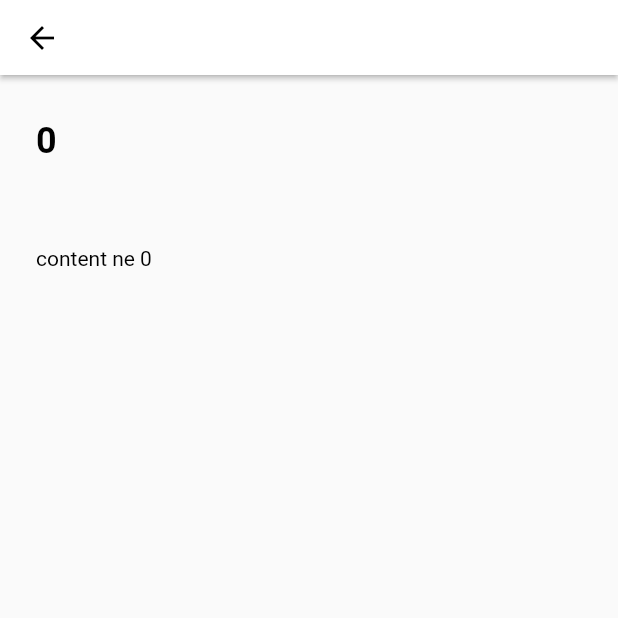
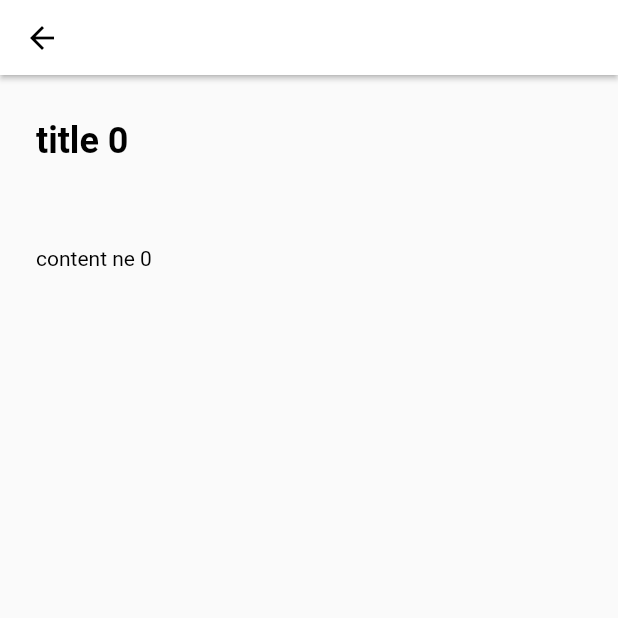
Before and after one commit to ntxmai5220/flutter-todo-app, a Flutter app: the screen it shows after launch, after a tap on an icon or button, on a phone screen of 412 x 824 dp, the top half of it. Run offline on Flutter 3.47's test engine with Material 2 defaults, Android fonts, the phone set to English and light mode, and no system bars.

Commit message:
use provider

```diff
--- /dev/null
+++ b/lib/data/note_data.dart
@@ -0,0 +1,13 @@
+import 'package:flutter_todo_app/models/note_model.dart';
+
+class Data {
+  static List<Note> notes = [];
+
+  static List<Note> genData() {
+    int i = 0;
+    while (i < 2) {
+      notes.add(Note(title: 'title $i', content: 'content ne ${i++}'));
+    }
+    return notes;
+  }
+}
--- a/lib/main.dart
+++ b/lib/main.dart
@@ -1,8 +1,11 @@
 import 'package:flutter/material.dart';
-import 'package:flutter_todo_app/pages/edit_note_page.dart';
-import 'package:flutter_todo_app/pages/home_page.dart';
+import 'package:flutter_todo_app/data/note_data.dart';
+import 'package:flutter_todo_app/pages/pages.dart';
+import 'package:flutter_todo_app/providers/providers.dart';
+import 'package:provider/provider.dart';
 
 void main() {
+  Data.genData();
   runApp(MyApp());
 }
 
@@ -10,12 +13,22 @@ class MyApp extends StatelessWidget {
   // This widget is the root of your application.
   @override
   Widget build(BuildContext context) {
-    return MaterialApp(
-      title: 'Flutter Demo',
-      theme: ThemeData(
-        primarySwatch: Colors.grey,
+    return MultiProvider(
+      providers: [
+        ChangeNotifierProvider(
+          create: (_)=>NoteProvider()..fetch(),
+        ),
+        ChangeNotifierProvider(
+          create: (_) => EditProvider(),
+        ),
+      ],
+      child: MaterialApp(
+        title: 'Flutter Demo',
+        theme: ThemeData(
+          primarySwatch: Colors.grey,
+        ),
+        home: HomePage(),
       ),
-      home: HomePage(),
     );
   }
 }
--- a/lib/pages/edit_note_page.dart
+++ b/lib/pages/edit_note_page.dart
@@ -1,133 +1,33 @@
 import 'package:flutter/material.dart';
+import 'package:flutter_todo_app/models/note_model.dart';
+import 'package:flutter_todo_app/providers/note_provider.dart';
+import 'package:flutter_todo_app/providers/providers.dart';
 import 'package:flutter_todo_app/values/app_styles.dart';
+import 'package:provider/provider.dart';
 
-class EditNotePage extends StatefulWidget {
-  final bool isEdit;
+class EditNotePage extends StatelessWidget {
   final int index;
-  const EditNotePage({Key? key, this.isEdit = true, required this.index})
-      : super(key: key);
-
-  @override
-  _EditNotePageState createState() => _EditNotePageState();
-}
-
-class _EditNotePageState extends State<EditNotePage> {
-  late TextEditingController _titleController;
-  late TextEditingController _noteController;
-  //late FocusNode _focusNode;
-  late bool isEditMode;
-  bool isEditing = false;
-  @override
-  void initState() {
-    // TODO: implement initState
-    _titleController = TextEditingController();
-    _noteController = TextEditingController();
-    //_focusNode = FocusNode();
-    isEditMode = widget.isEdit;
-    _noteController.text = widget.isEdit ? 'content ne ${widget.index} ' : '';
-    _titleController.text = widget.isEdit ? '${widget.index}' : '';
-    super.initState();
-  }
-
-  @override
-  void dispose() {
-    // TODO: implement dispose
-    _titleController.dispose();
-    _noteController.dispose();
-    super.dispose();
-  }
+  const EditNotePage({Key? key, required this.index}) : super(key: key);
 
   @override
   Widget build(BuildContext context) {
-    return Scaffold(
-      resizeToAvoidBottomInset: true,
-      appBar: buildAppBar(),
-      body: buildBody(),
-      bottomSheet: buildBottom(),
-    );
+    bool isEditing() => !context.watch<EditProvider>().isView;
+    bool isUpdate() => context.watch<EditProvider>().isUpdate;
+    Note note;
+    if (index != -1) {
+      note = context.watch<NoteProvider>().notes[index];
+    } else {
+      if (isUpdate()) {
+        int len = context.watch<NoteProvider>().notes.length - 1;
+        note = context.watch<NoteProvider>().notes[len];
+      } else {
+        note = Note(title: '', content: '');
       }
-
-  buildAppBar() {
-    return AppBar(
-      elevation: 1.5,
-      toolbarHeight: 50,
-      backgroundColor: Colors.white,
-      // title: Text(
-      //   'Notes',
-      //   style: AppStyles.title,
-      // ),
-      // centerTitle: true,
-    );
     }
-
-  buildBody() {
-    return Container(
-      padding: EdgeInsets.fromLTRB(24, 20, 24, 50),
-      child: Column(
-        children: [
-          TextField(
-            enabled: isEditing || !isEditMode,
-            controller: _titleController,
-            maxLines: null,
-            style: AppStyles.detailTitle,
-            // cursorHeight: 30,
-            decoration: InputDecoration(
-                contentPadding: EdgeInsets.all(0),
-                border: InputBorder.none,
-                hintText: 'Title',
-                hintStyle: AppStyles.detailTitle
-                    .copyWith(color: Color.fromRGBO(217, 217, 217, 1))),
-          ),
-          SizedBox(height: 30),
-          Expanded(
-            child: TextField(
-              enabled: isEditing || !isEditMode,
-              controller: _noteController,
-              autofocus: !widget.isEdit,
-              maxLines: null,
-              style: AppStyles.normal,
-              // cursorHeight: 30,s
-              decoration: InputDecoration(
-                  contentPadding: EdgeInsets.all(0),
-                  border: InputBorder.none,
-                  hintText: 'Note',
-                  hintStyle: AppStyles.normal
-                      .copyWith(color: Color.fromRGBO(217, 217, 217, 1))),
-            ),
-          ),
-          SizedBox(height: 10),
-        ],
-      ),
-    );
-  }
-
-  buildBottom() {
-    return Material(
-      elevation: 10,
-      child: Container(
-        alignment: Alignment.center,
-        height: 50,
-        width: double.maxFinite,
-        child: Row(
-          children: isEditMode ? buildEditBottom() : [buildSaveBtn(createNode)],
-        ),
-      ),
-    );
-  }
-
-  List<Widget> buildEditBottom() {
-    return [
-      buildDeleteBtn(deleteNote),
-      VerticalDivider(
-        indent: 10,
-        endIndent: 10,
-        width: 0,
-      ),
-      !isEditing
-          ? buildEditBtn(editNote)
-          : buildSaveBtn(saveNote) // or buildSaveBtn(saveNote)
-    ];
-  }
+    TextEditingController _titleController =
+        TextEditingController(text: note.title);
+    TextEditingController _noteController =
+        TextEditingController(text: note.content);
 
     buildDeleteBtn(VoidCallback action) {
       return Expanded(
@@ -145,7 +45,10 @@ class _EditNotePageState extends State<EditNotePage> {
       );
     }
 
-  void deleteNote() {}
+    void deleteNote() {
+      context.read<NoteProvider>().remove(this.index);
+      Navigator.pop(context);
+    }
 
     buildEditBtn(VoidCallback action) {
       return Expanded(
@@ -163,9 +66,8 @@ class _EditNotePageState extends State<EditNotePage> {
     }
 
     void editNote() {
-    setState(() {
-      isEditing = true;
-    });
+      debugPrint('edit');
+      context.read<EditProvider>().toggleState();
     }
 
     buildSaveBtn(VoidCallback action) {
@@ -185,14 +87,94 @@ class _EditNotePageState extends State<EditNotePage> {
     }
 
     void saveNote() {
-    setState(() {
-      isEditing = false;
-    });
+      debugPrint('save');
+      int id = index == -1
+          ? context.watch<NoteProvider>().notes.length - 1
+          : this.index;
+      context.read<NoteProvider>().update(id,
+          Note(title: _titleController.text, content: _noteController.text));
+      context.read<EditProvider>().toggleState();
     }
 
-  void createNode() {
-    setState(() {
-      isEditMode = true;
-    });
+    void createNote() {
+      debugPrint('create');
+      context.read<NoteProvider>().add(
+          Note(title: _titleController.text, content: _noteController.text));
+      context.read<EditProvider>().toggleState();
+      context.read<EditProvider>().setMode(true);
+    }
+
+    List<Widget> buildEditBottom() {
+      return [
+        buildDeleteBtn(deleteNote),
+        VerticalDivider(
+          indent: 10,
+          endIndent: 10,
+          width: 0,
+        ),
+        context.watch<EditProvider>().isView
+            ? buildEditBtn(editNote)
+            : buildSaveBtn(saveNote) // or buildSaveBtn(saveNote)
+      ];
+    }
+
+    return Scaffold(
+      resizeToAvoidBottomInset: true,
+      appBar: AppBar(
+        elevation: 1.5,
+        toolbarHeight: 50,
+        backgroundColor: Colors.white,
+      ),
+      body: Container(
+        padding: EdgeInsets.fromLTRB(24, 20, 24, 50),
+        child: Column(
+          children: [
+            TextField(
+              enabled: isEditing() || !isUpdate(),
+              controller: _titleController,
+              maxLines: null,
+              style: AppStyles.detailTitle,
+              // cursorHeight: 30,
+              decoration: InputDecoration(
+                  contentPadding: EdgeInsets.all(0),
+                  border: InputBorder.none,
+                  hintText: 'Title',
+                  hintStyle: AppStyles.detailTitle
+                      .copyWith(color: Color.fromRGBO(217, 217, 217, 1))),
+            ),
+            SizedBox(height: 30),
+            Expanded(
+              child: TextField(
+                enabled: isEditing() || !isUpdate(),
+                controller: _noteController,
+                // autofocus: !widget.isEdit,
+                maxLines: null,
+                style: AppStyles.normal,
+                // cursorHeight: 30,s
+                decoration: InputDecoration(
+                    contentPadding: EdgeInsets.all(0),
+                    border: InputBorder.none,
+                    hintText: 'Note',
+                    hintStyle: AppStyles.normal
+                        .copyWith(color: Color.fromRGBO(217, 217, 217, 1))),
+              ),
+            ),
+            SizedBox(height: 10),
+          ],
+        ),
+      ),
+      bottomSheet: Material(
+        elevation: 10,
+        child: Container(
+          alignment: Alignment.center,
+          height: 50,
+          width: double.maxFinite,
+          child: Row(
+            children:
+                isUpdate() ? buildEditBottom() : [buildSaveBtn(createNote)],
+          ),
+        ),
+      ),
+    );
   }
 }
--- a/lib/pages/home_page.dart
+++ b/lib/pages/home_page.dart
@@ -1,101 +1,17 @@
 import 'package:flutter/material.dart';
-import 'package:flutter_todo_app/models/note_model.dart';
-import 'package:flutter_todo_app/pages/edit_note_page.dart';
-import 'package:flutter_todo_app/values/app_colors.dart';
-import 'package:flutter_todo_app/values/app_styles.dart';
+import 'package:flutter_todo_app/pages/pages.dart';
+import 'package:flutter_todo_app/providers/providers.dart';
+import 'package:flutter_todo_app/values/values.dart';
 
-class HomePage extends StatefulWidget {
+import 'package:provider/provider.dart';
+import 'package:flutter_todo_app/widgets/note_item.dart';
+
+
+class HomePage extends StatelessWidget {
   const HomePage({Key? key}) : super(key: key);
 
   @override
-  _HomePageState createState() => _HomePageState();
-}
-
-class _HomePageState extends State<HomePage> {
-  List<Note> list = [];
-  List<Note> genData() {
-    List<Note> tmp = [];
-    int i = 0;
-    while (i < 10) {
-      tmp.add(Note(title: 'title $i', content: 'content ne ${i++}'));
-    }
-    return tmp;
-  }
-
-  @override
-  void initState() {
-    // TODO: implement initState
-    list = genData();
-    super.initState();
-  }
-
-  @override
   Widget build(BuildContext context) {
-    return Scaffold(
-      appBar: buildAppBar(),
-      floatingActionButton: buildFAB(newNote),
-      bottomNavigationBar: buildBottom(),
-      body: buildBody(),
-    );
-  }
-
-  buildBottom() {
-    return Material(
-      elevation: 10,
-      child: Container(
-        alignment: Alignment.center,
-        height: 50,
-        width: double.maxFinite,
-        child: Text(
-          '${list.length} notes',
-          style: AppStyles.normal,
-        ),
-      ),
-    );
-  }
-
-  buildFAB(VoidCallback action) {
-    return Container(
-      margin: EdgeInsets.only(bottom: 20, right: 10),
-      child: FloatingActionButton(
-        backgroundColor: Colors.black,
-        elevation: 2,
-        child: Icon(
-          Icons.add,
-          color: Colors.white,
-        ),
-        onPressed: action,
-      ),
-    );
-  }
-
-  buildAppBar() {
-    return AppBar(
-      elevation: 1.5,
-      toolbarHeight: 50,
-      backgroundColor: Colors.white,
-      title: Text(
-        'Notes',
-        style: AppStyles.title,
-      ),
-      centerTitle: true,
-    );
-  }
-
-  buildBody() {
-    return Container(
-      //padding: EdgeInsets.only(bottom: 50),
-      width: double.maxFinite,
-      child: Column(
-        children: [
-          buildSearch(),
-          buildListNote(),
-          //ListView.builder(itemBuilder: )
-        ],
-      ),
-    );
-  }
-
     buildSearch() {
       return Container(
         margin: EdgeInsets.symmetric(vertical: 20, horizontal: 24),
@@ -113,94 +29,67 @@ class _HomePageState extends State<HomePage> {
             ),
             border: OutlineInputBorder(
                 borderRadius: BorderRadius.all(Radius.circular(5)),
-              borderSide:
-                  BorderSide(color: Color.fromRGBO(51, 51, 51, 1), width: 1.0)),
+                borderSide: BorderSide(
+                    color: Color.fromRGBO(51, 51, 51, 1), width: 1.0)),
           ),
         ),
       );
     }
 
-  buildListNote() {
-    return Expanded(
-      child: ListView.builder(
-          itemCount: list.length,
-          itemBuilder: (context, index) => //_tile(index),
-              noteItem(index)),
-    );
+    void newNote() {
+      context.read<EditProvider>().setMode(false);
+      Navigator.push(
+          context,
+          MaterialPageRoute(
+              builder: (_) => EditNotePage(index: -1)));
     }
 
-  noteItem(int index) {
-    Note note = list[index];
-
-    return Container(
-      margin: EdgeInsets.fromLTRB(24, 0, 24, 10),
-      height: 150,
-      decoration: BoxDecoration(
-        //color: AppColors.custom[index % 7],
-        gradient: gradientBG(index),
-        borderRadius: BorderRadius.all(Radius.circular(5)),
-        boxShadow: [
-          BoxShadow(
-            color: Color.fromRGBO(183, 183, 183, 0.15),
-            spreadRadius: 4,
-            blurRadius: 4,
-            offset: Offset(1, 1), // changes position of shadow
-          )
+    return Scaffold(
+      appBar: AppBar(
+        elevation: 1.5,
+        toolbarHeight: 50,
+        backgroundColor: Colors.white,
+        title: Text('Notes', style: AppStyles.title),
+        centerTitle: true,
+      ),
+      floatingActionButton: Container(
+        margin: EdgeInsets.only(bottom: 20, right: 10),
+        child: FloatingActionButton(
+          backgroundColor: Colors.black,
+          elevation: 2,
+          child: Icon(
+            Icons.add,
+            color: Colors.white,
+          ),
+          onPressed: newNote,
+        ),
+      ),
+      bottomNavigationBar: Material(
+        elevation: 10,
+        child: Container(
+          alignment: Alignment.center,
+          height: 50,
+          width: double.maxFinite,
+          child: Text('${context.watch<NoteProvider>().notes.length} notes',
+              style: AppStyles.normal),
+        ),
+      ),
+      body: Container(
+        //padding: EdgeInsets.only(bottom: 50),
+        width: double.maxFinite,
+        child: Column(
+          children: [
+            buildSearch(),
+            Expanded(
+              child: ListView.builder(
+                  itemCount: context.watch<NoteProvider>().notes.length,
+                  itemBuilder: (context, index) => //_tile(index),
+                      NoteItem(index: index)),
+            ),
+            //ListView.builder(itemBuilder: )
           ],
-      ),
-      child: InkWell(
-        splashColor: Colors.black54,
-        onTap: () {
-          editNote(index);
-        },
-        borderRadius: BorderRadius.all(Radius.circular(5)),
-        child: Container(
-          padding: EdgeInsets.symmetric(horizontal: 30, vertical: 19),
-          child: Column(
-            crossAxisAlignment: CrossAxisAlignment.start,
-            children: [
-              Text(
-                '${note.title}',
-                style: AppStyles.title.copyWith(fontWeight: FontWeight.w700),
-                maxLines: 1,
-                overflow: TextOverflow.ellipsis,
-              ),
-              SizedBox(height: 8),
-              Expanded(
-                  child: Text(
-                '${note.content}',
-                style: AppStyles.normal,
-                maxLines: 3,
-                overflow: TextOverflow.ellipsis,
-              )),
-            ],
-          ),
         ),
       ),
     );
   }
-
-  gradientBG(int index) {
-    return LinearGradient(
-      begin: Alignment.topLeft,
-      end: Alignment(0.75, 0), // 10% of the width, so there are ten blinds.
-      colors: <Color>[
-        AppColors.custom[index % 7].withOpacity(0.7),
-        Colors.white
-      ], // red to yellow
-      tileMode: TileMode.repeated, // repeats the gradient over the canvas
-    );
 }
-
-  editNote(int index) {
-    Navigator.push(
-        context, MaterialPageRoute(builder: (_) => EditNotePage(index: index)));
-  }
-
-  void newNote() {
-    Navigator.push(
-        context,
-        MaterialPageRoute(
-            builder: (_) => EditNotePage(isEdit: false, index: -1)));
-  }
-}
--- /dev/null
+++ b/lib/pages/pages.dart
@@ -0,0 +1,2 @@
+export './edit_note_page.dart';
+export './home_page.dart';
--- /dev/null
+++ b/lib/providers/edit_provider.dart
@@ -0,0 +1,19 @@
+import 'package:flutter/material.dart';
+
+class EditProvider extends ChangeNotifier {
+  bool _view = true;
+  late bool _update;
+
+  bool get isView => _view;
+  bool get isUpdate => _update;
+
+  void toggleState() {
+    _view = !_view;
+    notifyListeners();
+  }
+
+  void setMode(bool isUpdate) {
+    _update = isUpdate;
+    notifyListeners();
+  }
+}
--- /dev/null
+++ b/lib/providers/note_provider.dart
@@ -0,0 +1,33 @@
+import 'package:flutter/cupertino.dart';
+import 'package:flutter_todo_app/data/note_data.dart';
+import 'package:flutter_todo_app/models/note_model.dart';
+
+class NoteProvider extends ChangeNotifier {
+  List<Note> _notes = [];
+
+  List<Note> get notes => _notes;
+
+  //fetch
+  void fetch() {
+    _notes = Data.notes;
+    notifyListeners();
+  }
+
+  //update
+  void update(int id, Note note) {
+    _notes[id] = note;
+    notifyListeners();
+  }
+
+  //create
+  void add(Note note) {
+    _notes.add(note);
+    notifyListeners();
+  }
+
+  //remove
+  void remove(int id) {
+    _notes.removeAt(id);
+    notifyListeners();
+  }
+}
--- /dev/null
+++ b/lib/providers/providers.dart
@@ -0,0 +1,2 @@
+export './edit_provider.dart';
+export './note_provider.dart';
--- a/lib/values/app_colors.dart
+++ b/lib/values/app_colors.dart
@@ -11,3 +11,14 @@ class AppColors {
     Colors.purple,
   ];
 }
+gradientBG(int index) {
+  return LinearGradient(
+    begin: Alignment.topLeft,
+    end: Alignment(0.75, 0), // 10% of the width, so there are ten blinds.
+    colors: <Color>[
+      AppColors.custom[index % 7].withOpacity(0.7),
+      Colors.white
+    ], // red to yellow
+    tileMode: TileMode.repeated, // repeats the gradient over the canvas
+  );
+}
--- /dev/null
+++ b/lib/values/values.dart
@@ -0,0 +1,2 @@
+export './app_colors.dart';
+export './app_styles.dart';
--- /dev/null
+++ b/lib/widgets/note_item.dart
@@ -0,0 +1,66 @@
+import 'package:flutter/material.dart';
+import 'package:flutter_todo_app/models/note_model.dart';
+import 'package:flutter_todo_app/pages/pages.dart';
+import 'package:flutter_todo_app/providers/providers.dart';
+import 'package:flutter_todo_app/values/values.dart';
+
+import 'package:provider/provider.dart';
+
+class NoteItem extends StatelessWidget {
+  final int index;
+  const NoteItem({Key? key, required this.index}) : super(key: key);
+
+  @override
+  Widget build(BuildContext context) {
+    Note note = context.watch<NoteProvider>().notes[index];
+    return Container(
+      margin: EdgeInsets.fromLTRB(24, 0, 24, 10),
+      height: 150,
+      decoration: BoxDecoration(
+        //color: AppColors.custom[index % 7],
+        gradient: gradientBG(index),
+        borderRadius: BorderRadius.all(Radius.circular(5)),
+        boxShadow: [
+          BoxShadow(
+            color: Color.fromRGBO(183, 183, 183, 0.15),
+            spreadRadius: 4,
+            blurRadius: 4,
+            offset: Offset(1, 1), // changes position of shadow
+          )
+        ],
+      ),
+      child: InkWell(
+        splashColor: Colors.black54,
+        onTap: () {
+          //editNote(index);
+          context.read<EditProvider>().setMode(true);
+          Navigator.push(context,
+              MaterialPageRoute(builder: (_) => EditNotePage(index: index)));
+        },
+        borderRadius: BorderRadius.all(Radius.circular(5)),
+        child: Container(
+          padding: EdgeInsets.symmetric(horizontal: 30, vertical: 19),
+          child: Column(
+            crossAxisAlignment: CrossAxisAlignment.start,
+            children: [
+              Text(
+                '${note.title}',
+                style: AppStyles.title.copyWith(fontWeight: FontWeight.w700),
+                maxLines: 1,
+                overflow: TextOverflow.ellipsis,
+              ),
+              SizedBox(height: 8),
+              Expanded(
+                  child: Text(
+                '${note.content}',
+                style: AppStyles.normal,
+                maxLines: 3,
+                overflow: TextOverflow.ellipsis,
+              )),
+            ],
+          ),
+        ),
+      ),
+    );
+  }
+}
--- a/pubspec.yaml
+++ b/pubspec.yaml
@@ -3,7 +3,7 @@ description: A new Flutter project.
 
 # The following line prevents the package from being accidentally published to
 # pub.dev using `pub publish`. This is preferred for private packages.
-publish_to: 'none' # Remove this line if you wish to publish to pub.dev
+publish_to: "none" # Remove this line if you wish to publish to pub.dev
 
 # The following defines the version and build number for your application.
 # A version number is three numbers separated by dots, like 1.2.43
@@ -24,10 +24,10 @@ dependencies:
   flutter:
     sdk: flutter
 
-
   # The following adds the Cupertino Icons font to your application.
   # Use with the CupertinoIcons class for iOS style icons.
   cupertino_icons: ^1.0.2
+  provider: ^6.0.2
 
 dev_dependencies:
   flutter_test:
@@ -38,7 +38,6 @@ dev_dependencies:
 
 # The following section is specific to Flutter.
 flutter:
-
   # The following line ensures that the Material Icons font is
   # included with your application, so that you can use the icons in
   # the material Icons class.
```
Lines whose indentation alone changed are shown as unchanged.
